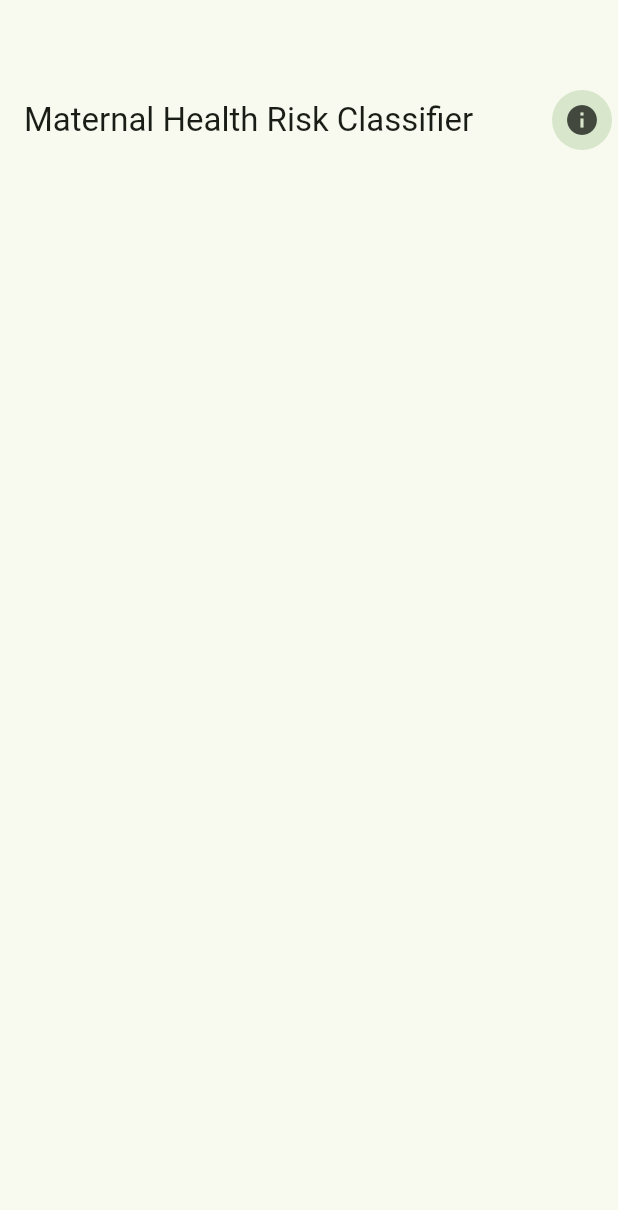
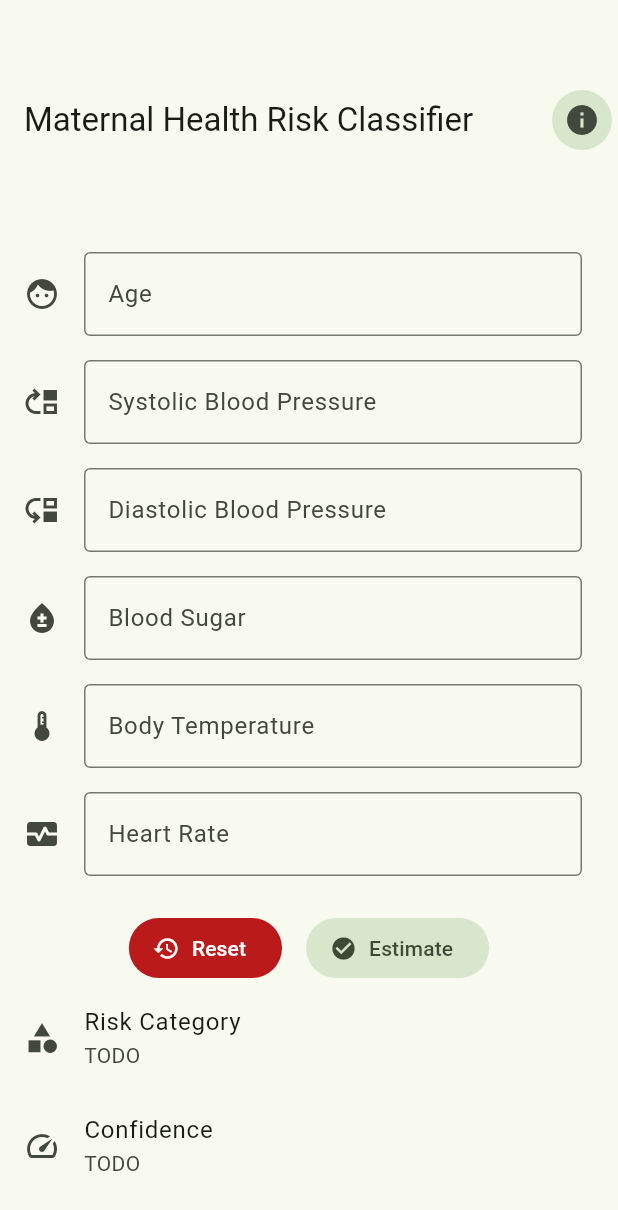
Before and after one commit to Az-21/ruas, a Flutter app: the screen it shows after launch, on a phone screen of 412 x 824 dp. Shown: the top 1210 px of the screen. Run offline on Flutter 3.47's test engine with Material 3 defaults, Android fonts, the light colour scheme and no system bars; drawn by our look-alikes of dynamic_color; our stand-ins replace go_router.

Commit message:
Add input and output fields

```diff
--- a/healthcare/app/lib/home/page.dart
+++ b/healthcare/app/lib/home/page.dart
@@ -1,4 +1,5 @@
 import 'package:flutter/material.dart';
+import 'package:flutter/services.dart';
 
 class HomePage extends StatelessWidget {
   const HomePage({super.key});
@@ -11,6 +12,143 @@ class HomePage extends StatelessWidget {
         title: const Text("Maternal Health Risk Classifier"),
         actions: [IconButton.filledTonal(onPressed: () {}, icon: const Icon(Icons.info))],
       ),
+      body: Classifier(),
     );
   }
 }
+
+class Classifier extends StatefulWidget {
+  const Classifier({super.key});
+
+  @override
+  State<Classifier> createState() => _ClassifierState();
+}
+
+class _ClassifierState extends State<Classifier> {
+  @override
+  Widget build(BuildContext context) {
+    return ListView(
+      children: [
+        // Age
+        ListTile(
+          leading: const Icon(Icons.face),
+          title: TextField(
+            decoration: const InputDecoration(
+              border: OutlineInputBorder(),
+              labelText: "Age",
+            ),
+            keyboardType: TextInputType.number,
+            inputFormatters: <TextInputFormatter>[FilteringTextInputFormatter.allow(RegExp(r'\d+\.?\d*'))],
+          ),
+        ),
+
+        // BP (S)
+        ListTile(
+          leading: const Icon(Icons.move_up),
+          title: TextField(
+            decoration: const InputDecoration(
+              border: OutlineInputBorder(),
+              labelText: "Systolic Blood Pressure",
+              suffixText: "mmHg",
+            ),
+            keyboardType: TextInputType.number,
+            inputFormatters: <TextInputFormatter>[FilteringTextInputFormatter.allow(RegExp(r'\d+\.?\d*'))],
+          ),
+        ),
+
+        // BP (D)
+        ListTile(
+          leading: const Icon(Icons.move_down),
+          title: TextField(
+            decoration: const InputDecoration(
+              border: OutlineInputBorder(),
+              labelText: "Diastolic Blood Pressure",
+              suffixText: "mmHg",
+            ),
+            keyboardType: TextInputType.number,
+            inputFormatters: <TextInputFormatter>[FilteringTextInputFormatter.allow(RegExp(r'\d+\.?\d*'))],
+          ),
+        ),
+
+        // Blood sugar
+        ListTile(
+          leading: const Icon(Icons.bloodtype),
+          title: TextField(
+            decoration: const InputDecoration(
+              border: OutlineInputBorder(),
+              labelText: "Blood Sugar",
+              suffixText: "mmol/L",
+            ),
+            keyboardType: TextInputType.number,
+            inputFormatters: <TextInputFormatter>[FilteringTextInputFormatter.allow(RegExp(r'\d+\.?\d*'))],
+          ),
+        ),
+
+        // Body temperature
+        ListTile(
+          leading: const Icon(Icons.thermostat),
+          title: TextField(
+            decoration: const InputDecoration(
+              border: OutlineInputBorder(),
+              labelText: "Body Temperature",
+              suffixText: "F",
+            ),
+            keyboardType: TextInputType.number,
+            inputFormatters: <TextInputFormatter>[FilteringTextInputFormatter.allow(RegExp(r'\d+\.?\d*'))],
+          ),
+        ),
+
+        // Heart rate
+        ListTile(
+          leading: const Icon(Icons.monitor_heart),
+          title: TextField(
+            decoration: const InputDecoration(
+              border: OutlineInputBorder(),
+              labelText: "Heart Rate",
+              suffixText: "BPM",
+            ),
+            keyboardType: TextInputType.number,
+            inputFormatters: <TextInputFormatter>[FilteringTextInputFormatter.allow(RegExp(r'\d+\.?\d*'))],
+          ),
+        ),
+
+        // Action Buttons
+        const SizedBox(height: 16),
+        Row(
+          mainAxisAlignment: MainAxisAlignment.center,
+          children: [
+            FilledButton.tonalIcon(
+              style: ButtonStyle(
+                foregroundColor: MaterialStatePropertyAll(Theme.of(context).colorScheme.onError),
+                backgroundColor: MaterialStatePropertyAll(Theme.of(context).colorScheme.error),
+              ),
+              onPressed: () {},
+              icon: const Icon(Icons.restore),
+              label: const Text("Reset"),
+            ),
+            const SizedBox(width: 16),
+            FilledButton.tonalIcon(
+              onPressed: () {},
+              icon: const Icon(Icons.check_circle),
+              label: const Text("Estimate"),
+            ),
+          ],
+        ),
+
+        // Output classification
+        ListTile(
+          leading: const Icon(Icons.category),
+          title: const Text("Risk Category"),
+          subtitle: Text("TODO"),
+        ),
+
+        // Confidence scores
+        ListTile(
+          leading: const Icon(Icons.speed),
+          title: const Text("Confidence"),
+          subtitle: Text("TODO"),
+        )
+      ],
+    );
+  }
+}
```
